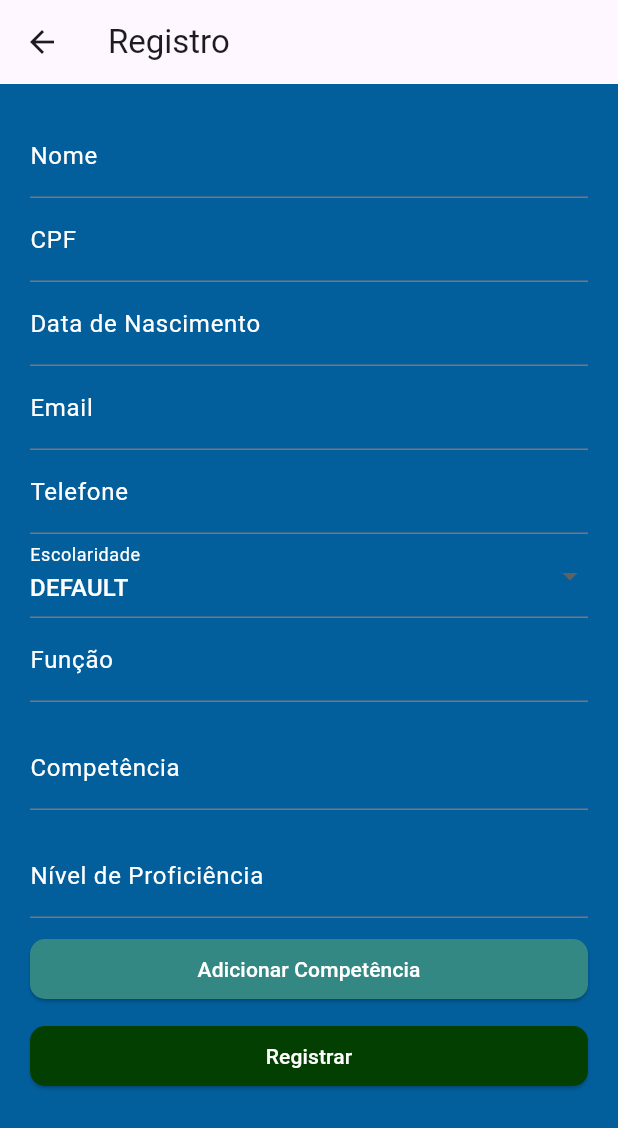
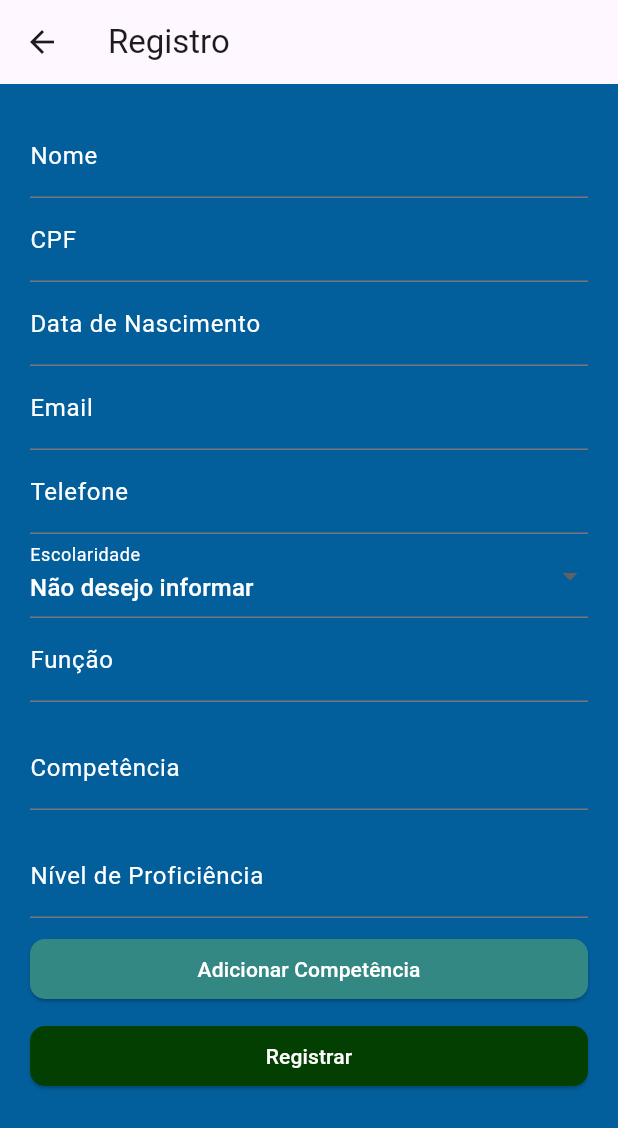
Before and after one commit to daviroquedev/curriculos_project, a Flutter app: the RegisterPage screen opened by its route, on a phone screen of 412 x 824 dp. Shown: the top 1128 px of the screen. Run offline on Flutter 3.47's test engine with Material 3 defaults, Android fonts, the phone set to English and light mode, and no system bars; our stand-ins replace dio, fl_chart, flutter_mobx, flutter_modular, flutter_secure_storage, jwt_decoder and 2 more; accounts and stored records are empty; generated files the repository leaves out were written again; network calls fail.

Commit message:
feat: improvements register and login

```diff
--- a/lib/modules/auth/controller/RegisterController.dart
+++ b/lib/modules/auth/controller/RegisterController.dart
@@ -10,10 +10,10 @@ class RegisterController {
   Future<bool> register(RegisterFormDataModel formData) async {
     try {
       await _registerService.register(formData);
-      return true; // Registro bem-sucedido
+      return true;
     } catch (e) {
       print("Erro durante o registro: $e");
-      return false; // Registro falhou
+      return false;
     }
   }
 }
--- a/lib/modules/auth/model/RegisterFormDataModel.dart
+++ b/lib/modules/auth/model/RegisterFormDataModel.dart
@@ -8,7 +8,7 @@ class RegisterFormDataModel {
   String telefone;
   String escolaridade;
   String funcao;
-  List<Competencia> competencias; // Agora a lista é de objetos Competencia
+  List<Competencia> competencias;
 
   RegisterFormDataModel({
     this.nome = '',
@@ -22,7 +22,6 @@ class RegisterFormDataModel {
   });
 
   Map<String, dynamic> toJson() {
-    // Filtrar as competências vazias antes de converter para JSON
     final competenciasPreenchidas =
         competencias.where((c) => c.competencia.isNotEmpty).toList();
 
--- a/lib/modules/auth/module/auth_module.dart
+++ b/lib/modules/auth/module/auth_module.dart
@@ -14,7 +14,6 @@ import '../../usuarios/controller/CandidatoController.dart';
 import '../../auth/view/RegisterPage.dart';
 import '../store/register_store.dart';
 
-// responsavel pela rota e pela sistema de injeção de depedencias
 class AuthModule extends Module {
   // List<Module> get imports => [AppModule()];
 
--- a/lib/modules/auth/service/RegisterService.dart
+++ b/lib/modules/auth/service/RegisterService.dart
@@ -23,21 +23,17 @@ class RegisterService {
           "telefone": formData.telefone,
           "escolaridade": formData.escolaridade,
           "funcao": formData.funcao,
-          "competencias":
-              formData.competencias, // Passa a lista de objetos diretamente
+          "competencias": formData.competencias,
           "statusSolicitacao": "Pendente",
           "role": "USER",
         },
       );
       if (response.statusCode == 200 || response.statusCode == 201) {
-        // Sucesso
         print("Registro realizado com sucesso!");
       } else {
-        // Tratar erro
         print("Erro durante o registro: ${response.statusCode}");
       }
     } catch (e) {
-      // Tratar erro
       print("Erro durante o registro: $e");
     }
   }
--- a/lib/modules/auth/store/register_store.dart
+++ b/lib/modules/auth/store/register_store.dart
@@ -47,7 +47,6 @@ abstract class _RegisterStore with Store {
       {required String competencia, required int nivelProficiencia}) {
     competencias.add(Competencia(
         competencia: competencia, nivelProficiencia: nivelProficiencia));
-    // Chame setCompetencias sempre que houver uma alteração na lista
     setCompetencias(competencias.toList());
   }
 
@@ -92,7 +91,7 @@ abstract class _RegisterStore with Store {
       telefone: telefone,
       escolaridade: escolaridade,
       funcao: funcao,
-      competencias: competencias.toList(), // Convertendo para uma lista normal
+      competencias: competencias.toList(),
     );
   }
 }
--- a/lib/modules/auth/view/RegisterPage.dart
+++ b/lib/modules/auth/view/RegisterPage.dart
@@ -2,6 +2,7 @@ import 'package:flutter/material.dart';
 import 'package:flutter_mobx/flutter_mobx.dart';
 import 'package:flutter_modular/flutter_modular.dart';
 import 'package:mask_text_input_formatter/mask_text_input_formatter.dart';
+import '../../uteis/translations/EscolaridadesTranslations.dart';
 import '../controller/RegisterController.dart';
 import '../store/register_store.dart';
 
@@ -10,17 +11,7 @@ class RegisterPage extends StatelessWidget {
   final RegisterStore _registerStore = Modular.get<RegisterStore>();
   final TextEditingController _competenciaController = TextEditingController();
   final TextEditingController _nivelController = TextEditingController();
-
-  final List<String> opcoesEscolaridade = [
-    'FUNDAMENTAL',
-    'MEDIO',
-    'TECNICO',
-    'SUPERIOR',
-    'POS_GRADUACAO',
-    'MESTRADO',
-    'DEFAULT',
-    'DOUTORADO',
-  ];
+  final _formKey = GlobalKey<FormState>();
 
   @override
   Widget build(BuildContext context) {
@@ -38,26 +29,26 @@ class RegisterPage extends StatelessWidget {
       backgroundColor: const Color.fromARGB(255, 2, 95, 156),
       body: SingleChildScrollView(
         padding: const EdgeInsets.all(20.0),
+        child: Form(
+          key: _formKey,
           child: Column(
             crossAxisAlignment: CrossAxisAlignment.stretch,
             children: [
               Observer(
                 builder: (_) => TextFormField(
                   onChanged: _registerStore.setNome,
-                decoration: InputDecoration(
+                  decoration: const InputDecoration(
                     labelText: 'Nome',
-                  labelStyle:
-                      TextStyle(color: Colors.white), // Cor do texto branco
+                    labelStyle: TextStyle(color: Colors.white),
                   ),
                 ),
               ),
               Observer(
                 builder: (_) => TextFormField(
                   onChanged: _registerStore.setCpf,
-                decoration: InputDecoration(
+                  decoration: const InputDecoration(
                     labelText: 'CPF',
-                  labelStyle:
-                      TextStyle(color: Colors.white), // Cor do texto branco
+                    labelStyle: TextStyle(color: Colors.white),
                   ),
                   inputFormatters: [cpfMaskFormatter],
                 ),
@@ -65,10 +56,9 @@ class RegisterPage extends StatelessWidget {
               Observer(
                 builder: (_) => TextFormField(
                   onChanged: _registerStore.setDataNascimento,
-                decoration: InputDecoration(
+                  decoration: const InputDecoration(
                     labelText: 'Data de Nascimento',
-                  labelStyle:
-                      TextStyle(color: Colors.white), // Cor do texto branco
+                    labelStyle: TextStyle(color: Colors.white),
                   ),
                   inputFormatters: [dateMaskFormatter],
                 ),
@@ -76,20 +66,18 @@ class RegisterPage extends StatelessWidget {
               Observer(
                 builder: (_) => TextFormField(
                   onChanged: _registerStore.setEmail,
-                decoration: InputDecoration(
+                  decoration: const InputDecoration(
                     labelText: 'Email',
-                  labelStyle:
-                      TextStyle(color: Colors.white), // Cor do texto branco
+                    labelStyle: TextStyle(color: Colors.white),
                   ),
                 ),
               ),
               Observer(
                 builder: (_) => TextFormField(
                   onChanged: _registerStore.setTelefone,
-                decoration: InputDecoration(
+                  decoration: const InputDecoration(
                     labelText: 'Telefone',
-                  labelStyle:
-                      TextStyle(color: Colors.white), // Cor do texto branco
+                    labelStyle: TextStyle(color: Colors.white),
                   ),
                   inputFormatters: [phoneMaskFormatter],
                 ),
@@ -102,46 +90,54 @@ class RegisterPage extends StatelessWidget {
                   onChanged: (newValue) {
                     _registerStore.setEscolaridade(newValue as String);
                   },
-                items: opcoesEscolaridade.map((escolaridade) {
+                  items: Translations.escolaridadeOptions.entries.map((entry) {
                     return DropdownMenuItem(
-                    value: escolaridade,
-                    child: Text(escolaridade,
-                        style: TextStyle(
-                            color: Colors.white)), // Cor do texto branco
+                      value: entry.key,
+                      child: Text(entry.value,
+                          style: const TextStyle(color: Colors.white)),
                     );
                   }).toList(),
                   decoration: const InputDecoration(
                       labelText: 'Escolaridade',
                       labelStyle: TextStyle(color: Colors.white)),
+                  dropdownColor: Colors.blueGrey,
                 ),
               ),
               Observer(
                 builder: (_) => TextFormField(
                   onChanged: _registerStore.setFuncao,
-                decoration: InputDecoration(
+                  decoration: const InputDecoration(
                     labelText: 'Função',
-                  labelStyle:
-                      TextStyle(color: Colors.white), // Cor do texto branco
+                    labelStyle: TextStyle(color: Colors.white),
                   ),
                 ),
               ),
               const SizedBox(height: 16),
               TextFormField(
                 controller: _competenciaController,
-              decoration: InputDecoration(
+                validator: (value) {
+                  if (value == null || value.isEmpty) {
+                    return "CAMPO OBRIGATORIO";
+                  }
+
+                  if (value.length > 0) {
+                    return "CAMPO OBRIGATORIO";
+                  }
+
+                  return null;
+                },
+                decoration: const InputDecoration(
                   labelText: 'Competência',
-                labelStyle:
-                    TextStyle(color: Colors.white), // Cor do texto branco
+                  labelStyle: TextStyle(color: Colors.white),
                 ),
               ),
               const SizedBox(height: 16),
               TextFormField(
                 controller: _nivelController,
                 keyboardType: TextInputType.number,
-              decoration: InputDecoration(
+                decoration: const InputDecoration(
                   labelText: 'Nível de Proficiência',
-                labelStyle:
-                    TextStyle(color: Colors.white), // Cor do texto branco
+                  labelStyle: TextStyle(color: Colors.white),
                 ),
               ),
               Observer(
@@ -151,11 +147,10 @@ class RegisterPage extends StatelessWidget {
                     return ListTile(
                       title: Text(
                         '${entry.value.competencia} - Nível: ${entry.value.nivelProficiencia}',
-                      style:
-                          TextStyle(color: Colors.white), // Cor do texto branco
+                        style: const TextStyle(color: Colors.white),
                       ),
                       trailing: IconButton(
-                      icon: Icon(Icons.delete, color: Colors.red),
+                        icon: const Icon(Icons.delete, color: Colors.red),
                         onPressed: () {
                           _registerStore.competencias.removeAt(entry.key);
                         },
@@ -170,7 +165,8 @@ class RegisterPage extends StatelessWidget {
                   onPressed: () {
                     _registerStore.addCompetencia(
                       competencia: _competenciaController.text,
-                    nivelProficiencia: int.tryParse(_nivelController.text) ?? 0,
+                      nivelProficiencia:
+                          int.tryParse(_nivelController.text) ?? 0,
                     );
                     _competenciaController.clear();
                     _nivelController.clear();
@@ -179,7 +175,7 @@ class RegisterPage extends StatelessWidget {
                     shape: RoundedRectangleBorder(
                       borderRadius: BorderRadius.circular(10),
                     ),
-                  backgroundColor: Color.fromARGB(255, 52, 136, 132),
+                    backgroundColor: const Color.fromARGB(255, 52, 136, 132),
                   ),
                   child: const Text('Adicionar Competência',
                       style: TextStyle(color: Colors.white)),
@@ -188,6 +184,10 @@ class RegisterPage extends StatelessWidget {
               const SizedBox(height: 10),
               ElevatedButton(
                 onPressed: () async {
+                  if (!_formKey.currentState!.validate()) {
+                    return;
+                  }
+
                   bool success = await _controller
                       .register(_registerStore.toFormDataModel());
                   if (success) {
@@ -199,7 +199,7 @@ class RegisterPage extends StatelessWidget {
                         actions: [
                           TextButton(
                             onPressed: () {
-                            Modular.to.pushNamed("/");
+                              Modular.to.navigate("/");
                             },
                             child: const Text('OK'),
                           ),
@@ -220,7 +220,7 @@ class RegisterPage extends StatelessWidget {
                   shape: RoundedRectangleBorder(
                     borderRadius: BorderRadius.circular(10),
                   ),
-                backgroundColor: Color.fromARGB(255, 2, 63, 0),
+                  backgroundColor: const Color.fromARGB(255, 2, 63, 0),
                 ),
                 child: const Text('Registrar',
                     style: TextStyle(color: Colors.white)),
@@ -228,6 +228,7 @@ class RegisterPage extends StatelessWidget {
             ],
           ),
         ),
+      ),
     );
   }
 }
--- a/lib/modules/home/view/HomePage.dart
+++ b/lib/modules/home/view/HomePage.dart
@@ -46,7 +46,7 @@ class HomePage extends StatelessWidget {
             GestureDetector(
               onTap: () {
                 // Navegar para a tela de registro
-                Modular.to.navigate("/auth/registro");
+                Modular.to.pushNamed("/auth/registro");
               },
               child: const Padding(
                 padding: EdgeInsets.all(8.0),
--- a/lib/modules/usuarios/module/user_module.dart
+++ b/lib/modules/usuarios/module/user_module.dart
@@ -1,3 +1,4 @@
+import 'package:curriculos_project/modules/usuarios/store/user_vagas_store.dart';
 import 'package:curriculos_project/modules/usuarios/view/admin_view/AdminHomePage.dart';
 import 'package:curriculos_project/modules/usuarios/view/admin_view/admin_candidatos_view/GraficosCandidatosPage.dart';
 import 'package:curriculos_project/modules/usuarios/view/simple_user_view/UserPage.dart';
@@ -27,6 +28,7 @@ class UserModule extends Module {
     i.addSingleton(CandidatoService.new);
     i.addSingleton(FlutterSecureStorage.new);
     i.addSingleton(CandidatosStore.new);
+    i.addSingleton(UserVagasStore.new);
   }
 
   @override
--- a/lib/modules/usuarios/service/CandidatoService.dart
+++ b/lib/modules/usuarios/service/CandidatoService.dart
@@ -72,7 +72,7 @@ class CandidatoService {
         throw Exception('Failed to apply for job');
       }
     } catch (e) {
-      throw Exception('Failed to apply for job');
+      throw Exception('Failed to apply for job!!');
     }
   }
 
@@ -114,7 +114,7 @@ class CandidatoService {
         'https://centralcurriculo.onrender.com/candidatos/me',
         data: userData,
       );
-      if (response.statusCode != 200) {
+      if (response.statusCode != 200 || response.statusCode != 201) {
         throw Exception('Failed to update user data');
       }
     } catch (e) {
--- a/lib/modules/usuarios/view/admin_view/admin_candidato_vaga_relacao/CandidatoVagas.dart
+++ b/lib/modules/usuarios/view/admin_view/admin_candidato_vaga_relacao/CandidatoVagas.dart
@@ -66,7 +66,6 @@ class _CandidatoVagasState extends State<CandidatoVagas> {
                             vaga.descricao,
                             style: TextStyle(fontSize: 16),
                           ),
-                          // Adicione mais informações da vaga conforme necessário
                         ],
                       ),
                     ),
--- /dev/null
+++ b/lib/modules/uteis/formats/FormatadoresUtils.dart
@@ -0,0 +1,5 @@
+class FormatadoresUtils {
+  static String formatarData(String data) {
+    return '${data.substring(8, 10)}/${data.substring(5, 7)}/${data.substring(0, 4)}';
+  }
+}
--- /dev/null
+++ b/lib/modules/uteis/translations/EscolaridadesTranslations.dart
@@ -0,0 +1,12 @@
+class Translations {
+  static const Map<String, String> escolaridadeOptions = {
+    'FUNDAMENTAL': 'Fundamental',
+    'MEDIO': 'Médio',
+    'TECNICO': 'Técnico',
+    'SUPERIOR': 'Superior',
+    'POS_GRADUACAO': 'Pós-graduação',
+    'MESTRADO': 'Mestrado',
+    'DEFAULT': 'Não desejo informar',
+    'DOUTORADO': 'Doutorado',
+  };
+}
```
Also changed, not shown: lib/modules/usuarios/store/candidatos_store.dart (+14 -1 lines), lib/modules/usuarios/store/user_vagas_store.dart (added, +76 -0 lines), lib/modules/usuarios/view/admin_view/AdminHomePage.dart (+3 -5 lines), lib/modules/usuarios/view/admin_view/admin_candidatos_view/CandidatoPage.dart (+26 -4 lines), lib/modules/usuarios/view/componente/graficos/SituacaoChart.dart (+11 -4 lines), lib/modules/usuarios/view/simple_user_view/UserPage.dart (+47 -61 lines), lib/modules/usuarios/view/simple_user_view/UserPerfilPage.dart (+14 -1 lines), lib/modules/usuarios/store/candidatos_store.g.dart, lib/modules/usuarios/store/user_vagas_store.g.dart (added), 2 other files. Lines whose indentation alone changed are shown as unchanged.
